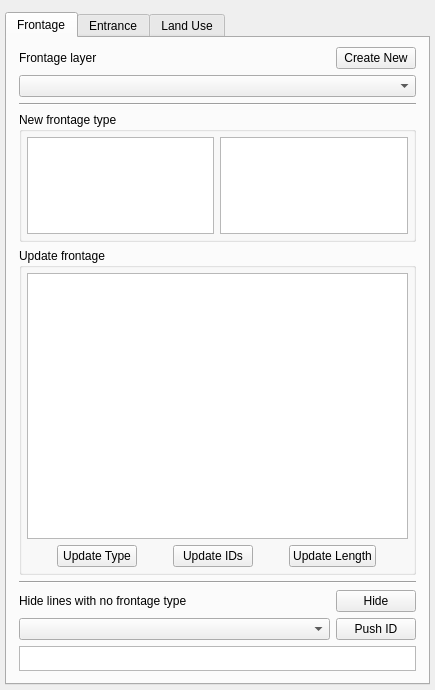
First picture: the form in urban_data_input_dockwidget_base.ui, repository spacesyntax/UrbanDataInputTool, before the edit.
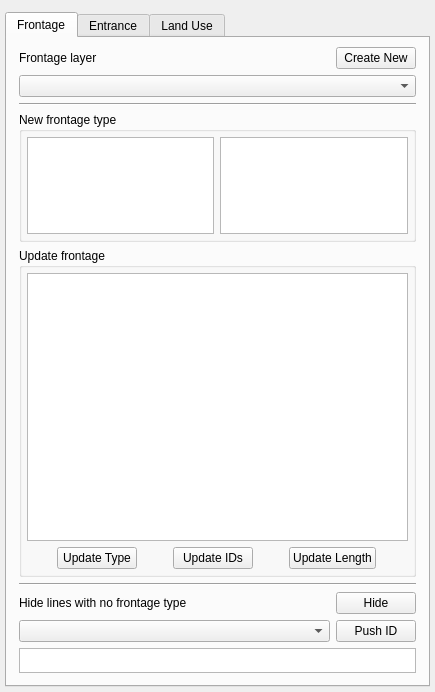
Second picture: the form after the edit.

The edit to the form file:
```diff
--- a/urban_data_input_dockwidget_base.ui
+++ b/urban_data_input_dockwidget_base.ui
@@ -7,13 +7,13 @@
     <x>0</x>
     <y>0</y>
     <width>435</width>
-    <height>690</height>
+    <height>692</height>
    </rect>
   </property>
   <property name="minimumSize">
    <size>
     <width>435</width>
-    <height>690</height>
+    <height>692</height>
    </size>
   </property>
   <property name="windowTitle">
```
